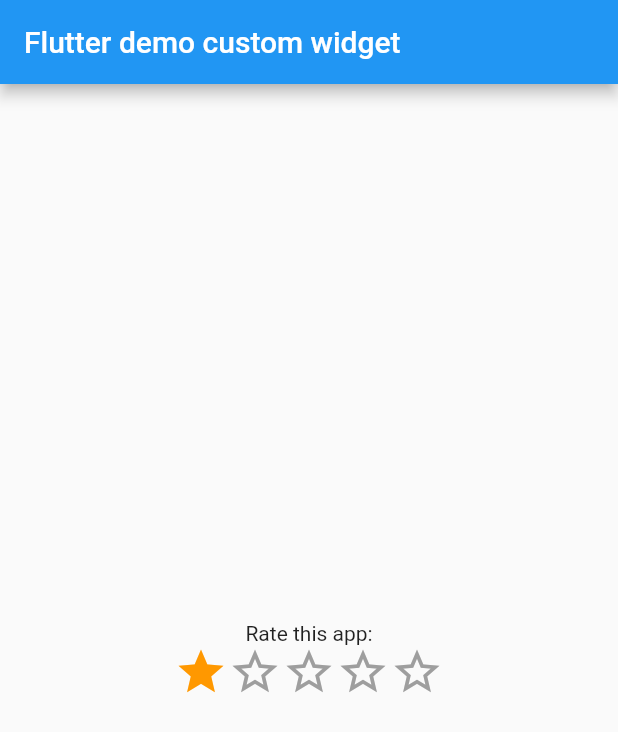
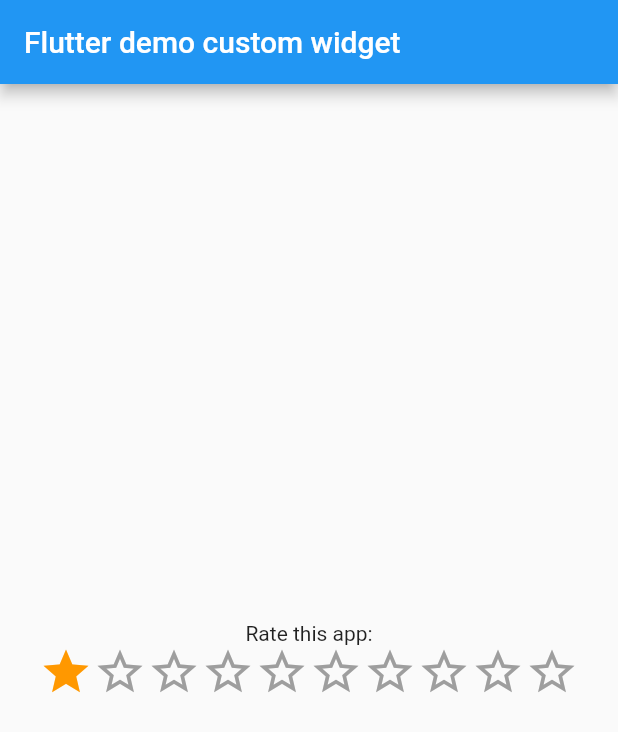
Before and after one commit to luigimicco/flutter_fivestars, a Flutter app: the screen it shows after launch, on a phone screen of 412 x 824 dp. Shown: the top 732 px of the screen. Run offline on Flutter 3.47's test engine with Material 2 defaults, Android fonts, the phone set to English and light mode, and no system bars.

Commit message:
support for maxStars argument

```diff
--- a/lib/main.dart
+++ b/lib/main.dart
@@ -49,6 +49,7 @@
             RateStars(
                 stars: stars,
                 size: 36.0,
+                maxStars: 10,
                 onPressed: (value) {
                   setState(() {
                     stars = value;
--- a/lib/ratestars.dart
+++ b/lib/ratestars.dart
@@ -4,8 +4,13 @@
   final int stars;
   final Function(int value) onPressed;
   final double? size;
+  final int maxStars;
   const RateStars(
-      {required this.onPressed, this.stars = 0, this.size, super.key});
+      {required this.onPressed,
+      this.stars = 0,
+      this.size,
+      this.maxStars = 5,
+      super.key});
 
   @override
   State<RateStars> createState() => _RateStarsState();
@@ -16,7 +21,7 @@
   Widget build(BuildContext context) {
     return Row(
       mainAxisSize: MainAxisSize.min,
-      children: List.generate(5, (index) {
+      children: List.generate(widget.maxStars, (index) {
         return InkWell(
           customBorder: const CircleBorder(),
           child: _getStar(index),
```
